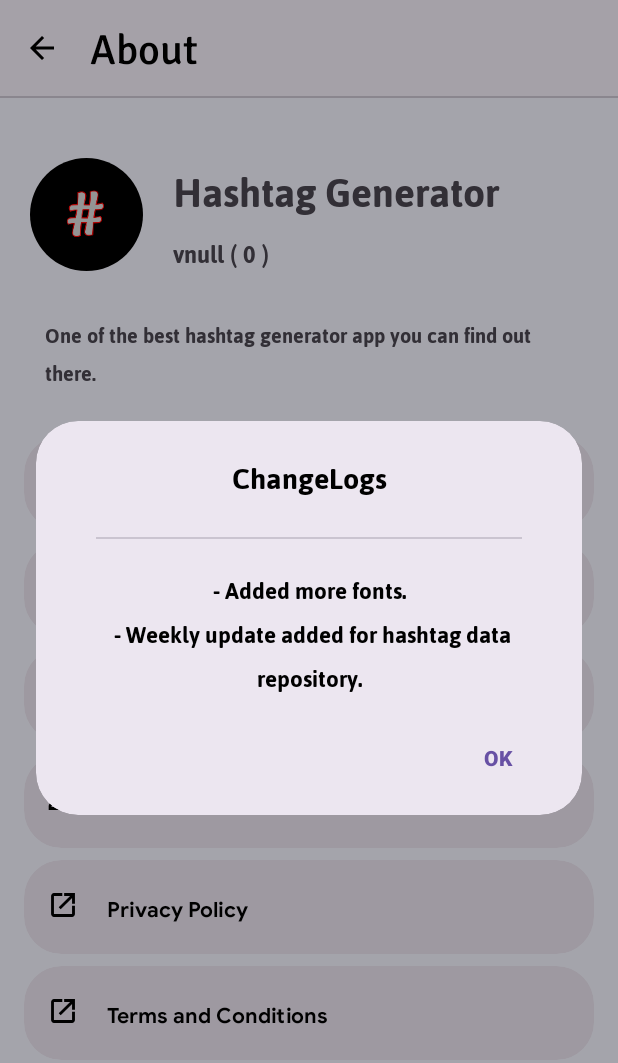
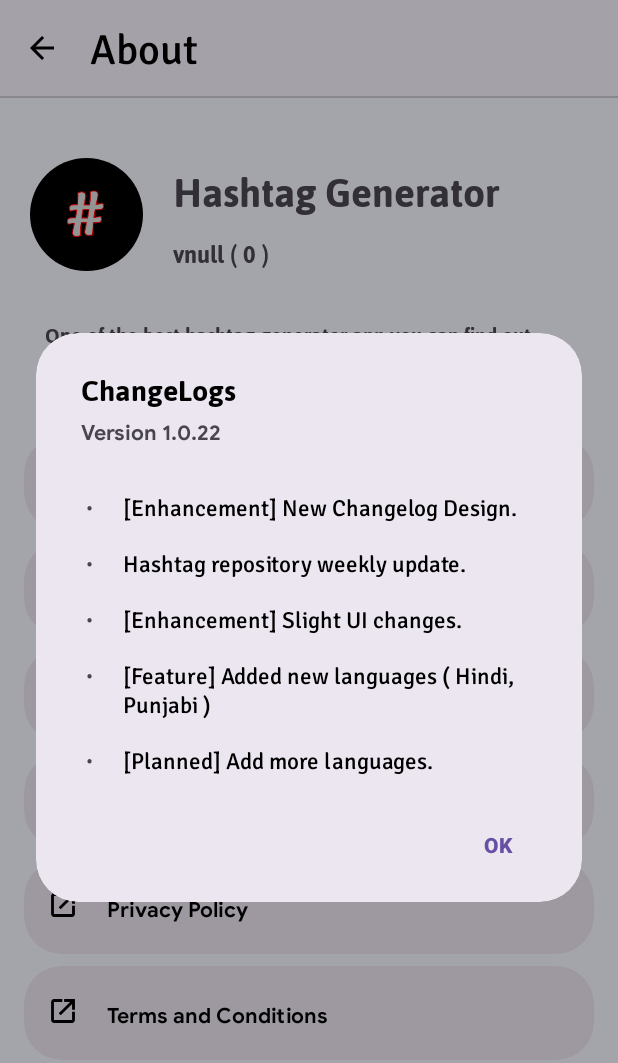
Before and after one commit to albin897/Hashtag-Generator-Funding-Page, an Android app: the AboutFragment screen opened directly, with no data from a screen before it, after a tap on "ChangeLogs", on a phone screen of 412 x 824 dp. Shown: the top 1063 px of the screen. Run offline under Robolectric (Android 15) with nearby library versions, the phone set to English and light mode, and no system bars.

Commit message:
new changelog design

```diff
--- a/app/build.gradle
+++ b/app/build.gradle
@@ -19,8 +19,8 @@ android {
         applicationId "abc.sadnoxx.hashtaggenerator"
         minSdk 21
         targetSdk 33
-        versionCode 21
-        versionName "1.0.20"
+        versionCode 22
+        versionName "1.0.21"
         testInstrumentationRunner "androidx.test.runner.AndroidJUnitRunner"
     }
 
--- a/app/src/main/java/abc/sadnoxx/hashtaggenerator/AboutFragment.kt
+++ b/app/src/main/java/abc/sadnoxx/hashtaggenerator/AboutFragment.kt
@@ -8,7 +8,6 @@ import android.net.Uri
 import android.os.Bundle
 import android.os.Vibrator
 import android.preference.PreferenceManager
-import androidx.fragment.app.Fragment
 import android.view.LayoutInflater
 import android.view.View
 import android.view.ViewGroup
@@ -16,6 +15,7 @@ import android.widget.LinearLayout
 import android.widget.TextView
 import android.widget.Toast
 import androidx.core.content.pm.PackageInfoCompat
+import androidx.fragment.app.Fragment
 import com.google.android.material.card.MaterialCardView
 import com.google.android.material.dialog.MaterialAlertDialogBuilder
 
@@ -90,7 +90,7 @@ class AboutFragment : Fragment() {
                         // Positive button click action
                         dialog.dismiss()
                     }
-                    .setCancelable(true)
+                    .setCancelable(false)
                     .create()
 
                 dialog.show()
--- a/app/src/main/res/layout/dialog_changelog.xml
+++ b/app/src/main/res/layout/dialog_changelog.xml
@@ -6,8 +6,8 @@
 
 
     <TextView
-        android:padding="20dp"
-        android:gravity="center"
+        android:paddingStart="30dp"
+        android:paddingTop="20dp"
         android:layout_width="match_parent"
         android:layout_height="wrap_content"
         android:text="ChangeLogs"
@@ -15,27 +15,160 @@
         android:textColor="@color/text_color"
         android:fontFamily="@font/jaldi_bold"
         />
+    <TextView
+        android:id="@+id/version_info"
+        android:paddingStart="30dp"
+        android:layout_width="match_parent"
+        android:layout_height="wrap_content"
+        android:text="Version 1.0.22 "
+        android:textSize="14dp"
+        android:fontFamily="@font/bold"
+        />
 
 
     <com.google.android.material.divider.MaterialDivider
+        android:visibility="invisible"
         android:layout_width="wrap_content"
         android:layout_height="wrap_content"
         android:layout_marginRight="40dp"
         android:layout_marginLeft="40dp"
         android:layout_marginBottom="20dp"/>
 
-    <TextView
-        android:layout_marginRight="30dp"
-        android:layout_marginLeft="30dp"
-        android:gravity="center"
+<!--    <TextView-->
+<!--        android:layout_marginRight="30dp"-->
+<!--        android:layout_marginLeft="25dp"-->
+<!--        android:layout_width="match_parent"-->
+<!--        android:layout_height="wrap_content"-->
+<!--        android:text="@string/changelog"-->
+<!--        android:textSize="17dp"-->
+<!--        android:textColor="@color/text_color"-->
+<!--        android:fontFamily="@font/jaldi_bold"-->
+<!--        />-->
+
+    <LinearLayout
+        android:padding="8dp"
         android:layout_width="match_parent"
         android:layout_height="wrap_content"
-        android:text="@string/changelog"
-        android:textSize="17dp"
-        android:textColor="@color/text_color"
-        android:fontFamily="@font/jaldi_bold"
-        />
+        android:orientation="horizontal">
 
+        <TextView
+            android:layout_width="wrap_content"
+            android:layout_height="wrap_content"
+            android:text="•"
+            android:layout_marginRight="20dp"
+            android:layout_marginLeft="25dp"/>
+
+        <TextView
+            android:layout_width="wrap_content"
+            android:layout_height="wrap_content"
+            android:text="[Enhancement] New Changelog Design."
+            android:textColor="@color/text_color"
+            android:fontFamily="@font/signikanegative_medium"
+            android:textSize="15sp"
+            android:layout_marginRight="30dp"
+            />
+
+    </LinearLayout>
+
+    <LinearLayout
+        android:padding="8dp"
+        android:layout_width="match_parent"
+        android:layout_height="wrap_content"
+        android:orientation="horizontal">
+
+        <TextView
+            android:layout_width="wrap_content"
+            android:layout_height="wrap_content"
+            android:text="•"
+            android:layout_marginRight="20dp"
+            android:layout_marginLeft="25dp"/>
+
+        <TextView
+            android:layout_width="wrap_content"
+            android:layout_height="wrap_content"
+            android:text="Hashtag repository weekly update."
+            android:textColor="@color/text_color"
+            android:fontFamily="@font/signikanegative_medium"
+            android:textSize="15sp"
+            android:layout_marginRight="30dp"
+            />
+
+    </LinearLayout>
+
+    <LinearLayout
+        android:padding="8dp"
+        android:layout_width="match_parent"
+        android:layout_height="wrap_content"
+        android:orientation="horizontal">
+
+        <TextView
+            android:layout_width="wrap_content"
+            android:layout_height="wrap_content"
+            android:text="•"
+            android:layout_marginRight="20dp"
+            android:layout_marginLeft="25dp"/>
+
+        <TextView
+            android:layout_width="wrap_content"
+            android:layout_height="wrap_content"
+            android:text="[Enhancement] Slight UI changes."
+            android:textColor="@color/text_color"
+            android:fontFamily="@font/signikanegative_medium"
+            android:textSize="15sp"
+            android:layout_marginRight="30dp"
+            />
+
+    </LinearLayout>
+
+    <LinearLayout
+        android:padding="8dp"
+        android:layout_width="match_parent"
+        android:layout_height="wrap_content"
+        android:orientation="horizontal">
+
+        <TextView
+            android:layout_width="wrap_content"
+            android:layout_height="wrap_content"
+            android:text="•"
+            android:layout_marginRight="20dp"
+            android:layout_marginLeft="25dp"/>
+
+        <TextView
+            android:layout_width="wrap_content"
+            android:layout_height="wrap_content"
+            android:text="[Feature] Added new languages ( Hindi, Punjabi )"
+            android:textColor="@color/text_color"
+            android:fontFamily="@font/signikanegative_medium"
+            android:textSize="15sp"
+            android:layout_marginRight="30dp"
+            />
+
+    </LinearLayout>
+
+    <LinearLayout
+        android:padding="8dp"
+        android:layout_width="match_parent"
+        android:layout_height="wrap_content"
+        android:orientation="horizontal">
+
+        <TextView
+            android:layout_width="wrap_content"
+            android:layout_height="wrap_content"
+            android:text="•"
+            android:layout_marginRight="20dp"
+            android:layout_marginLeft="25dp"/>
+
+        <TextView
+            android:layout_width="wrap_content"
+            android:layout_height="wrap_content"
+            android:text="[Planned] Add more languages."
+            android:textColor="@color/text_color"
+            android:fontFamily="@font/signikanegative_medium"
+            android:textSize="15sp"
+            android:layout_marginRight="30dp"
+            />
+
+    </LinearLayout>
 
 
 
--- a/app/src/main/res/values/strings.xml
+++ b/app/src/main/res/values/strings.xml
@@ -3538,8 +3538,7 @@
     <string name="Farcry">#farcry #rdr2 #xbox🎮 #xboxone #consolegamer #battlefield #consolegaming #xbox1 #xbox #fallout #xboxgamer #rainbowsix #xbox360 #reddeadredemption #fortnite #minecraft #console #xboxcontroller #xboxgaming #halo</string>
     <string name="gta5">#gta5 #gtaonline #gtav #gta5online #gta #gtaphotography #grandtheftauto #rockstargames #gtacommunity #grandtheftauto5 #gtavonline #gtafive #gtacars #rockstareditor #gtafiveonline #gta6 #gtaoutfits #gtaphotos #snapmatic #grandtheftautov #gtapics #gtasanandreas #gtaroleplay #gta5cars #gtamemes #gta5photography #gtaphotographers #gta5mods #gtacarmeets #grandtheftautofive</string>
     <string name="Freefire">#freefire #freefirebrasil #freefiregame #freefireindonesia #garenafreefire #freefirebooyah #freefirevideo #freefirememes #garena #freefirememe #freefiresquad #freefirenews #freefiregarena #freefireindia #freefirebattleground #freefirekocak #booyah #freefiremobile #freefireshare #freefirebgid #freefireindo #freefirelatam #freefiregames #freefirelovers #freefirestudio #freefirewtf #freefiregirls #loud #ff #totalgaming</string>
-    <string name="changelog">- Added more fonts.\n - Weekly update added for hashtag data repository.</string>
-    <string name="contributers"><b>Contributors</b></string>
+
     <string name="activities_Football">#football #soccer #futbol #championsleague #messi #nfl #premierleague #ronaldo #footballplayer #fifa #realmadrid #neymar #laliga #footballseason #calcio #footballskills #sports #cristianoronaldo #footballgame #footballmemes #cr7 #cristiano #fcbarcelona #footballer #ucl #manchesterunited #footballnews #leomessi #psg #seriea</string>
     <string name="activities_Cricket">#cricket #cricketlovers #viratkohli #rohitsharma #ipl #cricketer #cricketfans #icc #msdhoni #indiancricketteam #indiancricket #cricketlover #cricketmerijaan #teamindia #bcci #cricketlife #cricketfever #klrahul #dhoni #rcb #lovecricket #csk #hardikpandya #cricketnews #cricketlove #kingkohli #crickets #cricketmemes #cricketvideos #kohli</string>
     <string name="activities_American_Football">#americanfootball #americanfootballplayer #touchdown #nflfootball #nflmemes #fantasyfootball #nflnews #collegefootball #sportmeme #nflmeme #nfl #sportsmemes #footballamericano #rannfl #nfldraft #americanfootballteam #americanfootballuniforms #superbowl #gfl #gridiron #flagfootball #madden #americanfootballeurope #widereceiver #probowl #football #customuniforms #americanfootballer #footballseason #footballuniforms</string>
@@ -3561,5 +3560,6 @@
     <string name="activities_Oktoberfest">#oktoberfest #wiesn #dirndl #oktoberfestmunich #oktoberfest2021 #dirndlliebe #ozapftis #oktoberfest🍻 #dirndllove #oktoberfestblumenau #dirndltime #oktoberfest2022 #tracht #dirndlzeit #trachten #trachtenmode #dirndlimdirndl #volksfest #sexydirndl #krügerdirndl #oktoberfestbier #oktoberfest2020 #bierzelt #silkandpearls #oktoberfest2019 #dirndlselfie #trachtenliebe #wiesn2019 #lederhosen #waschdirndl</string>
     <string name="activities_Independence_Day_US">#freedomprenuer #independencedaysong #independenceday🇺🇸 #independencedaymovie #independencedayride #independencedaycontest #independencedayresurgence #independencedaygiveaway #independencedayweekend #independencedayspecial #independencedaycelebration #independenceday2020 #independencedaysale #freedomforall #freedomlife #freedomofexpression #freedomofchoice #findyourfreedom #independence #4thofjuly</string>
 
-
+    <string name="changelog">- Added more fonts.\n - Weekly update added for hashtag data repository.\n - Slight UI changes. \n - Fixed duplicate suggestion for suggestion List(Bug).\n- Translations(Planned)</string>
+    <string name="contributers"><b>Contributors</b></string>
 </resources>
```
Also changed, not shown: 1 other file.
